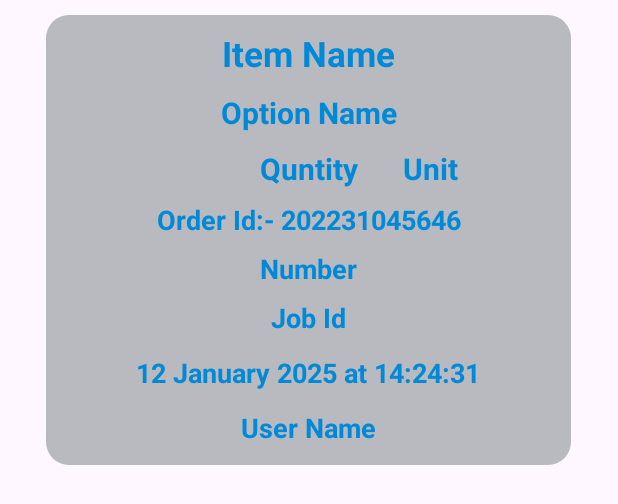
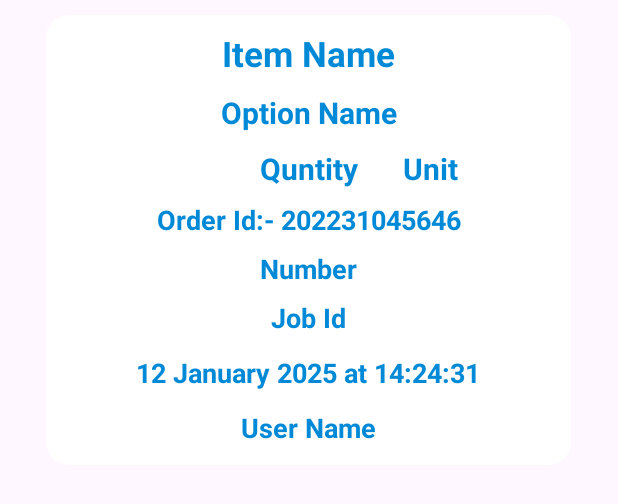
Before and after one commit to kavishkasupun/Estok, an Android app: the layout accept_order.xml on its own in the app's theme, with its tools: preview values and no code run, on a phone screen of 412 x 824 dp. Shown: the top 504 px of the screen. Run offline under Robolectric (Android 15) with nearby library versions, the phone set to English and light mode, and no system bars.

Commit message:
layout fix 1.1

```diff
--- a/app/src/main/res/layout/accept_order.xml
+++ b/app/src/main/res/layout/accept_order.xml
@@ -13,7 +13,7 @@
         android:layout_width="350dp"
         android:layout_height="300dp"
         android:background="@drawable/box_with_round_corner"
-        android:backgroundTint="@color/light_bg"
+        android:backgroundTint="@color/white"
         app:layout_constraintEnd_toEndOf="parent"
         app:layout_constraintHeight_percent="0.5"
         app:layout_constraintHorizontal_bias="0.491"
--- a/app/src/main/res/layout/activity_user.xml
+++ b/app/src/main/res/layout/activity_user.xml
@@ -28,7 +28,7 @@
         android:id="@+id/username"
         android:layout_marginTop="12dp"
         android:text=""
-        android:textColor="@color/skyblue"
+        android:textColor="@color/white"
         android:textSize="20sp"
         android:textStyle="bold"
         app:layout_constraintEnd_toEndOf="@id/profileImg"
@@ -40,7 +40,7 @@
         android:layout_height="wrap_content"
         android:id="@+id/email"
         android:text=""
-        android:textColor="@color/skyblue"
+        android:textColor="@color/white"
         android:textSize="18sp"
         android:layout_marginTop="10dp"
         app:layout_constraintEnd_toEndOf="@id/username"
--- a/app/src/main/res/layout/item_view.xml
+++ b/app/src/main/res/layout/item_view.xml
@@ -21,7 +21,7 @@
         <LinearLayout
             android:layout_width="180dp"
             android:layout_height="220dp"
-            android:background="@color/light_bg"
+            android:background="@color/white"
             android:gravity="center"
             android:orientation="vertical">
 
--- a/app/src/main/res/layout/view_order.xml
+++ b/app/src/main/res/layout/view_order.xml
@@ -15,7 +15,7 @@
         android:layout_width="350dp"
         android:layout_height="300dp"
         android:background="@drawable/box_with_round_corner"
-        android:backgroundTint="@color/light_bg"
+        android:backgroundTint="@color/white"
         app:layout_constraintEnd_toEndOf="parent"
         app:layout_constraintHeight_percent="0.5"
         app:layout_constraintHorizontal_bias="0.491"
--- a/app/src/main/res/layout/view_stock.xml
+++ b/app/src/main/res/layout/view_stock.xml
@@ -12,7 +12,7 @@
         android:layout_width="150dp"
         android:layout_height="100dp"
         android:background="@drawable/box_with_round_corner"
-        android:backgroundTint="@color/light_bg"
+        android:backgroundTint="@color/white"
         app:layout_constraintEnd_toEndOf="parent"
         app:layout_constraintHeight_percent="0.5"
         app:layout_constraintHorizontal_bias="0.491"
```
